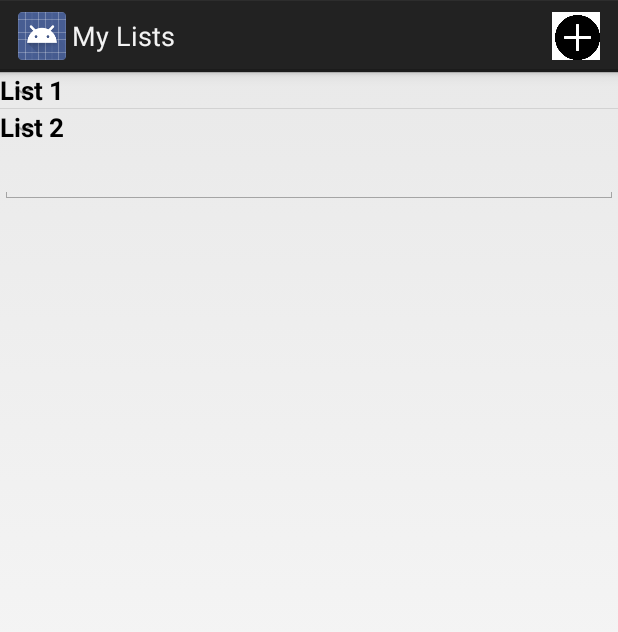
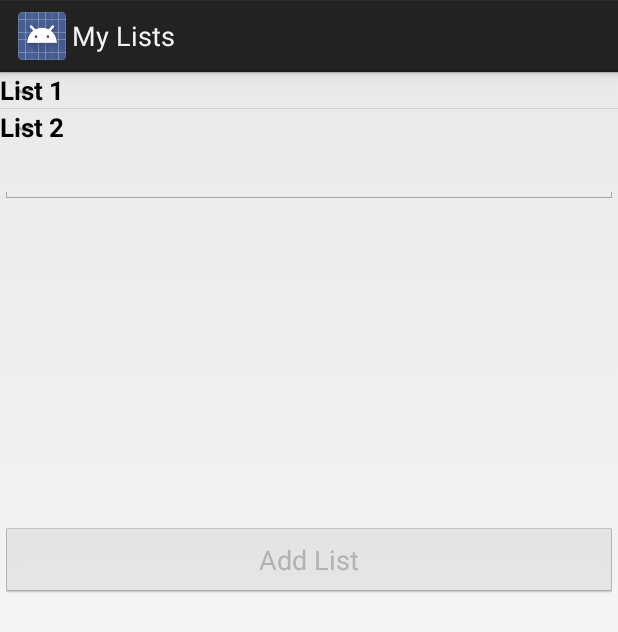
Before and after one commit to MitchStephan/Sync-Lists, an Android app: the ListsActivity screen opened directly, with no data from a screen before it, after a tap on "Add List", on a phone screen of 412 x 824 dp. Shown: the top 632 px of the screen. Run offline under Robolectric (Android 15) with nearby library versions, the phone set to English and light mode, and no system bars.

Commit message:
Back to Ethan's working stuffs...

```diff
--- a/Android/SyncLists/app/src/main/java/com/example/synclists/synclists/ListsActivity.java
+++ b/Android/SyncLists/app/src/main/java/com/example/synclists/synclists/ListsActivity.java
@@ -4,9 +4,6 @@ import android.app.ActionBar;
 import android.app.Activity;
 import android.os.Bundle;
 import android.view.KeyEvent;
-import android.view.Menu;
-import android.view.MenuInflater;
-import android.view.MenuItem;
 import android.view.View;
 import android.view.ViewGroup;
 import android.widget.BaseExpandableListAdapter;
@@ -33,7 +30,7 @@ public class ListsActivity extends Activity{
     private ExpandableListView mExpandableListView;
     private List<String> mListDataHeader;
     private HashMap<String, List<String>> mListDataChild;
-    private boolean mCanAddList;
+    private Button mButton;
 
     @Override
     protected void onCreate(Bundle savedInstanceState) {
@@ -41,9 +38,10 @@ public class ListsActivity extends Activity{
         setContentView(R.layout.activity_sync_lists_lists);
 
         mExpandableListView = (ExpandableListView) findViewById(R.id.lists);
+        mButton = (Button) findViewById(R.id.addListButton);
         mListDataHeader = new ArrayList<String>();
         mListDataChild = new HashMap<String, List<String>>();
-        mCanAddList = true;
+
 
         populateLists();
 
@@ -77,8 +75,8 @@ public class ListsActivity extends Activity{
         mListDataChild.put(mListDataHeader.get(1), list2);
     }
 
-    public void addList(MenuItem item) {
-        setCanAddList(false);
+    public void addList(View view) {
+        mButton.setEnabled(false);
 
         final LinearLayout layout = (LinearLayout) findViewById(R.id.lists_layout);
         final EditText newList = new EditText(this);
@@ -98,7 +96,7 @@ public class ListsActivity extends Activity{
                     String newListName = newList.getText().toString();
                     layout.removeView(newList);
                     createList(newListName, new ArrayList<String>());
-                    setCanAddList(true);
+                    mButton.setEnabled(true);
                     return true;
                 }
                 return false;
@@ -106,26 +104,6 @@ public class ListsActivity extends Activity{
         });
 
 
-    }
-
-    private void setCanAddList(boolean canAddList) {
-        mCanAddList= canAddList;
-        invalidateOptionsMenu();
-    }
-
-    @Override
-    public boolean onPrepareOptionsMenu (Menu menu) {
-        menu.getItem(0).setEnabled(mCanAddList);
-        return true;
-    }
-
-    @Override
-    public boolean onCreateOptionsMenu(Menu menu) {
-        super.onCreateOptionsMenu(menu);
-
-        MenuInflater inflater = getMenuInflater();
-        inflater.inflate(R.menu.sync_lists_lists, menu);
-        return true;
     }
 
     private void setEditTextFocus(EditText et, boolean isFocused){
--- a/Android/SyncLists/app/src/main/res/layout/activity_sync_lists_lists.xml
+++ b/Android/SyncLists/app/src/main/res/layout/activity_sync_lists_lists.xml
@@ -16,4 +16,13 @@
             android:layout_width="match_parent"/>
 
     </LinearLayout>
+
+    <Button
+        android:layout_width="match_parent"
+        android:layout_height="50dp"
+        android:layout_gravity="bottom"
+        android:text="@string/add_list"
+        android:id="@+id/addListButton"
+        android:onClick="addList"/>
+
 </LinearLayout>
```
